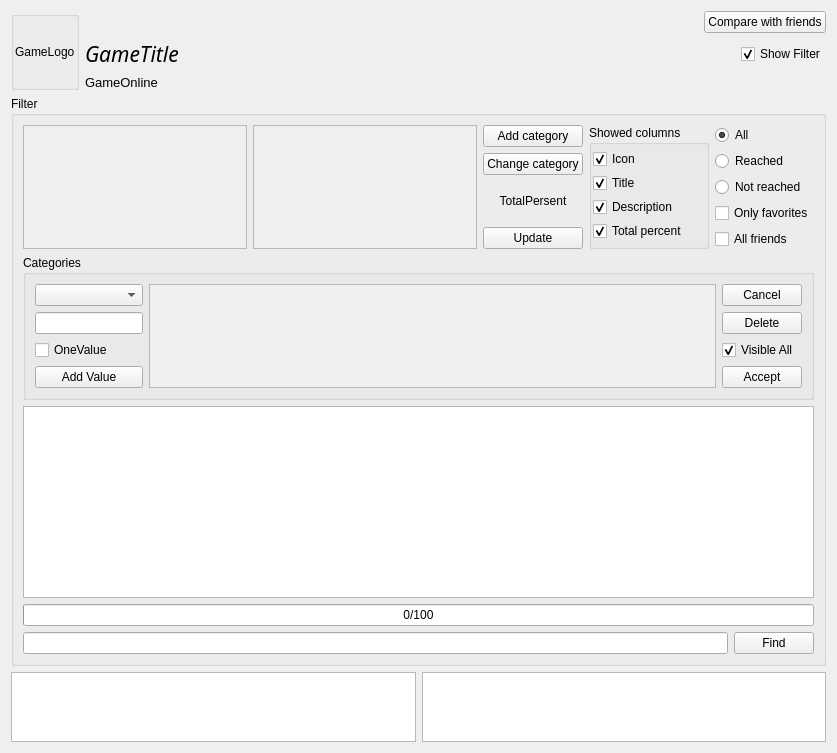
This is AraSteamManager/formachievements.ui in Arankir/AraSteamManager as Qt 5 draws it before an edit. The edited form follows.
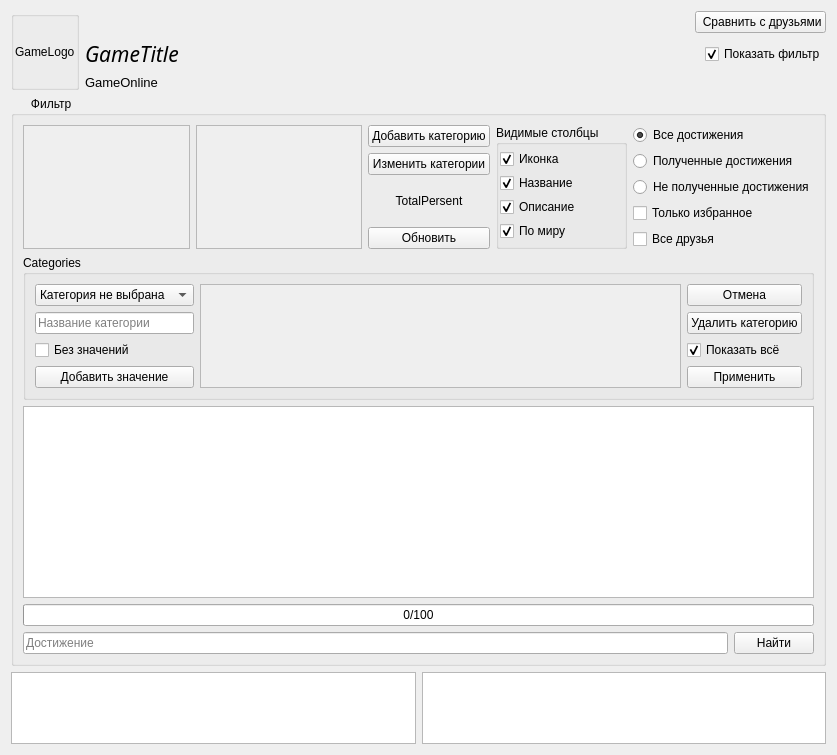
This is the edited form.

```diff
--- a/AraSteamManager/formachievements.ui
+++ b/AraSteamManager/formachievements.ui
@@ -7,7 +7,7 @@
     <x>0</x>
     <y>0</y>
     <width>837</width>
-    <height>753</height>
+    <height>755</height>
    </rect>
   </property>
   <property name="windowTitle">
@@ -82,7 +82,7 @@
          <item>
           <widget class="QPushButton" name="ButtonCompare">
            <property name="text">
-            <string>Compare with friends</string>
+            <string> Сравнить с друзьями</string>
            </property>
           </widget>
          </item>
@@ -128,7 +128,7 @@
          <item>
           <widget class="QCheckBox" name="CheckBoxShowFilter">
            <property name="text">
-            <string>Show Filter</string>
+            <string>Показать фильтр</string>
            </property>
            <property name="checked">
             <bool>true</bool>
@@ -171,7 +171,7 @@
       <string>Filter</string>
      </property>
      <property name="title">
-      <string>Filter</string>
+      <string>      Фильтр</string>
      </property>
      <layout class="QVBoxLayout" name="verticalLayout_3">
       <item>
@@ -192,7 +192,7 @@
             <rect>
              <x>0</x>
              <y>0</y>
-             <width>235</width>
+             <width>177</width>
              <height>121</height>
             </rect>
            </property>
@@ -215,7 +215,7 @@
             <rect>
              <x>0</x>
              <y>0</y>
-             <width>234</width>
+             <width>177</width>
              <height>121</height>
             </rect>
            </property>
@@ -227,14 +227,14 @@
           <item>
            <widget class="QPushButton" name="ButtonAddCategory">
             <property name="text">
-             <string>Add category</string>
+             <string>Добавить категорию</string>
             </property>
            </widget>
           </item>
           <item>
            <widget class="QPushButton" name="ButtonChangeCategory">
             <property name="text">
-             <string>Change category</string>
+             <string>Изменить категории</string>
             </property>
            </widget>
           </item>
@@ -251,7 +251,7 @@
           <item>
            <widget class="QPushButton" name="ButtonUpdate">
             <property name="text">
-             <string>Update</string>
+             <string>Обновить</string>
             </property>
            </widget>
           </item>
@@ -260,7 +260,7 @@
         <item>
          <widget class="QGroupBox" name="GroupBoxCompareShowedColumns">
           <property name="title">
-           <string>Showed columns</string>
+           <string>Видимые столбцы</string>
           </property>
           <layout class="QVBoxLayout" name="verticalLayout_9">
            <property name="spacing">
@@ -281,7 +281,7 @@
            <item>
             <widget class="QCheckBox" name="CheckBoxCompareIcon">
              <property name="text">
-              <string>Icon</string>
+              <string>Иконка</string>
              </property>
              <property name="checked">
               <bool>true</bool>
@@ -291,7 +291,7 @@
            <item>
             <widget class="QCheckBox" name="CheckBoxCompareTitle">
              <property name="text">
-              <string>Title</string>
+              <string>Название</string>
              </property>
              <property name="checked">
               <bool>true</bool>
@@ -301,7 +301,7 @@
            <item>
             <widget class="QCheckBox" name="CheckBoxCompareDescription">
              <property name="text">
-              <string>Description</string>
+              <string>Описание</string>
              </property>
              <property name="checked">
               <bool>true</bool>
@@ -311,7 +311,7 @@
            <item>
             <widget class="QCheckBox" name="CheckBoxCompareTotalPercent">
              <property name="text">
-              <string>Total percent</string>
+              <string>По миру</string>
              </property>
              <property name="checked">
               <bool>true</bool>
@@ -328,7 +328,7 @@
             <item>
              <widget class="QRadioButton" name="RadioButtonAll">
               <property name="text">
-               <string>All</string>
+               <string>Все достижения</string>
               </property>
               <property name="checked">
                <bool>true</bool>
@@ -338,14 +338,14 @@
             <item>
              <widget class="QRadioButton" name="RadioButtonReached">
               <property name="text">
-               <string>Reached</string>
+               <string>Полученные достижения</string>
               </property>
              </widget>
             </item>
             <item>
              <widget class="QRadioButton" name="RadioButtonNotReached">
               <property name="text">
-               <string>Not reached</string>
+               <string>Не полученные достижения</string>
               </property>
              </widget>
             </item>
@@ -354,14 +354,14 @@
           <item>
            <widget class="QCheckBox" name="CheckBoxFavorites">
             <property name="text">
-             <string>Only favorites</string>
+             <string>Только избранное</string>
             </property>
            </widget>
           </item>
           <item>
            <widget class="QCheckBox" name="CheckBoxCompareAllFriends">
             <property name="text">
-             <string>All friends</string>
+             <string>Все друзья</string>
             </property>
            </widget>
           </item>
@@ -394,6 +394,11 @@
              <property name="styleSheet">
               <string notr="true"/>
              </property>
+             <item>
+              <property name="text">
+               <string>Категория не выбрана</string>
+              </property>
+             </item>
             </widget>
            </item>
            <item>
@@ -404,6 +409,9 @@
                <verstretch>0</verstretch>
               </sizepolicy>
              </property>
+             <property name="placeholderText">
+              <string>Название категории</string>
+             </property>
             </widget>
            </item>
            <item>
@@ -415,14 +423,14 @@
               </sizepolicy>
              </property>
              <property name="text">
-              <string>OneValue</string>
+              <string>Без значений</string>
              </property>
             </widget>
            </item>
            <item>
             <widget class="QPushButton" name="ButtonAddValueCategory">
              <property name="text">
-              <string>Add Value</string>
+              <string>Добавить значение</string>
              </property>
             </widget>
            </item>
@@ -444,7 +452,7 @@
              <rect>
               <x>0</x>
               <y>0</y>
-              <width>565</width>
+              <width>534</width>
               <height>102</height>
              </rect>
             </property>
@@ -456,21 +464,21 @@
            <item>
             <widget class="QPushButton" name="ButtonCancelCategory">
              <property name="text">
-              <string>Cancel</string>
+              <string>Отмена</string>
              </property>
             </widget>
            </item>
            <item>
             <widget class="QPushButton" name="ButtonDeleteCategory">
              <property name="text">
-              <string>Delete</string>
+              <string>Удалить категорию</string>
              </property>
             </widget>
            </item>
            <item>
             <widget class="QCheckBox" name="CheckBoxCategoryVisibleAll">
              <property name="text">
-              <string>Visible All</string>
+              <string>Показать всё</string>
              </property>
              <property name="checked">
               <bool>true</bool>
@@ -480,7 +488,7 @@
            <item>
             <widget class="QPushButton" name="ButtonAcceptCategory">
              <property name="text">
-              <string>Accept</string>
+              <string>Применить</string>
              </property>
             </widget>
            </item>
@@ -512,7 +520,11 @@
       <item>
        <layout class="QHBoxLayout" name="horizontalLayout_3">
         <item>
-         <widget class="QLineEdit" name="LineEditNameAchievements"/>
+         <widget class="QLineEdit" name="LineEditNameAchievements">
+          <property name="placeholderText">
+           <string>Достижение</string>
+          </property>
+         </widget>
         </item>
         <item>
          <widget class="QPushButton" name="ButtonFindAchievement">
@@ -520,7 +532,7 @@
            <bool>true</bool>
           </property>
           <property name="text">
-           <string>Find</string>
+           <string>Найти</string>
           </property>
          </widget>
         </item>
```
